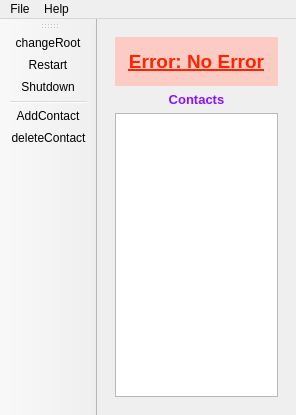
Qt form client/qt/client.ui (LaKabane/tNETacle) before a commit.
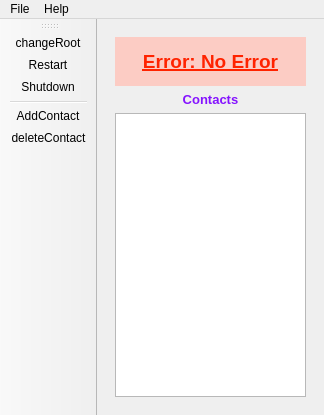
The same form after that commit. Icons and pictures are not drawn.

Commit message: Add get and set features

Diff of the .ui file:
```diff
--- a/client/qt/client.ui
+++ b/client/qt/client.ui
@@ -6,7 +6,7 @@
    <rect>
     <x>0</x>
     <y>0</y>
-    <width>264</width>
+    <width>324</width>
     <height>415</height>
    </rect>
   </property>
@@ -552,7 +552,7 @@
     <rect>
      <x>0</x>
      <y>0</y>
-     <width>264</width>
+     <width>324</width>
      <height>22</height>
     </rect>
    </property>
```
The commit also changes 2 other files.
